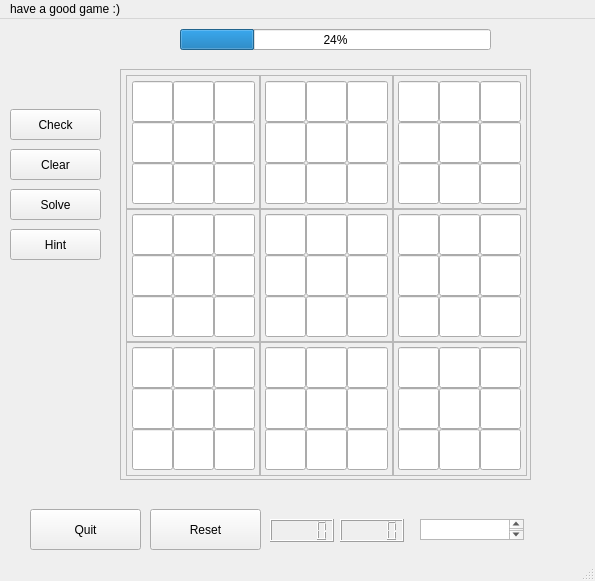
Above: project.ui from AmirMMoghaddam/AP1400Project before the change. Below: the same form after it.
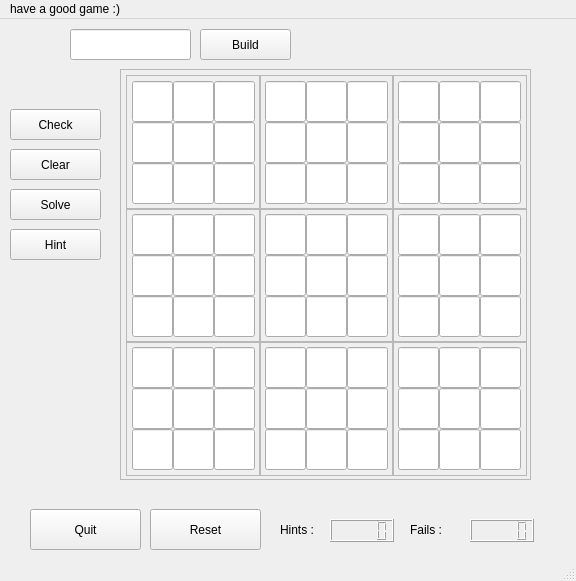
That is the form after the change.

Patch:
```diff
--- a/project.ui
+++ b/project.ui
@@ -6,7 +6,7 @@
    <rect>
     <x>0</x>
     <y>0</y>
-    <width>595</width>
+    <width>576</width>
     <height>581</height>
    </rect>
   </property>
@@ -22,23 +22,16 @@
     <height>581</height>
    </size>
   </property>
+  <property name="maximumSize">
+   <size>
+    <width>576</width>
+    <height>581</height>
+   </size>
+  </property>
   <property name="windowTitle">
    <string>MainWindow</string>
   </property>
   <widget class="QWidget" name="centralwidget">
-   <widget class="QProgressBar" name="progressBar">
-    <property name="geometry">
-     <rect>
-      <x>180</x>
-      <y>10</y>
-      <width>311</width>
-      <height>21</height>
-     </rect>
-    </property>
-    <property name="value">
-     <number>24</number>
-    </property>
-   </widget>
    <widget class="QPushButton" name="hint">
     <property name="geometry">
      <rect>
@@ -65,20 +58,10 @@
      <string>Quit</string>
     </property>
    </widget>
-   <widget class="QTextEdit" name="text_time">
+   <widget class="QLCDNumber" name="failLCD">
     <property name="geometry">
      <rect>
-      <x>420</x>
-      <y>500</y>
-      <width>104</width>
-      <height>21</height>
-     </rect>
-    </property>
-   </widget>
-   <widget class="QLCDNumber" name="lcdNumber_2">
-    <property name="geometry">
-     <rect>
-      <x>340</x>
+      <x>470</x>
       <y>500</y>
       <width>64</width>
       <height>23</height>
@@ -88,7 +71,7 @@
    <widget class="QLCDNumber" name="lcdNumber">
     <property name="geometry">
      <rect>
-      <x>270</x>
+      <x>330</x>
       <y>500</y>
       <width>64</width>
       <height>23</height>
@@ -2328,13 +2311,68 @@
      <string>Reset</string>
     </property>
    </widget>
+   <widget class="QPushButton" name="buildbutton">
+    <property name="geometry">
+     <rect>
+      <x>200</x>
+      <y>10</y>
+      <width>91</width>
+      <height>31</height>
+     </rect>
+    </property>
+    <property name="text">
+     <string>Build</string>
+    </property>
+   </widget>
+   <widget class="QLineEdit" name="numberInput">
+    <property name="geometry">
+     <rect>
+      <x>70</x>
+      <y>10</y>
+      <width>121</width>
+      <height>31</height>
+     </rect>
+    </property>
+   </widget>
+   <widget class="QLabel" name="label">
+    <property name="geometry">
+     <rect>
+      <x>280</x>
+      <y>500</y>
+      <width>47</width>
+      <height>21</height>
+     </rect>
+    </property>
+    <property name="autoFillBackground">
+     <bool>true</bool>
+    </property>
+    <property name="text">
+     <string>Hints :</string>
+    </property>
+   </widget>
+   <widget class="QLabel" name="label_2">
+    <property name="geometry">
+     <rect>
+      <x>410</x>
+      <y>500</y>
+      <width>47</width>
+      <height>21</height>
+     </rect>
+    </property>
+    <property name="autoFillBackground">
+     <bool>true</bool>
+    </property>
+    <property name="text">
+     <string>Fails :</string>
+    </property>
+   </widget>
   </widget>
   <widget class="QMenuBar" name="menubar">
    <property name="geometry">
     <rect>
      <x>0</x>
      <y>0</y>
-     <width>595</width>
+     <width>576</width>
      <height>21</height>
     </rect>
    </property>
```
Left out of the diff: 2 changed lines with no effect on the pictures.
